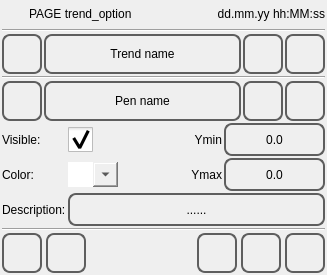
First picture: the form in qt_library/ATCMtrend/trend_option.ui, repository MECTsrl/mect_plugins, before the edit.
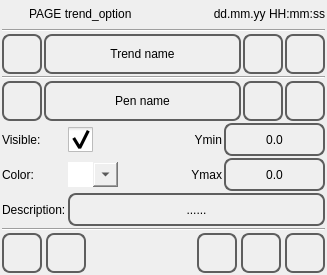
Second picture: the form after the edit. Icons and pictures are not drawn.

The edit to the form file:
```diff
--- a/qt_library/ATCMtrend/trend_option.ui
+++ b/qt_library/ATCMtrend/trend_option.ui
@@ -97,7 +97,7 @@
         <enum>Qt::NoFocus</enum>
        </property>
        <property name="text">
-        <string>dd.mm.yy hh:MM:ss</string>
+        <string>dd.mm.yy HH:mm:ss</string>
        </property>
        <property name="alignment">
         <set>Qt::AlignRight|Qt::AlignTrailing|Qt::AlignVCenter</set>
```
